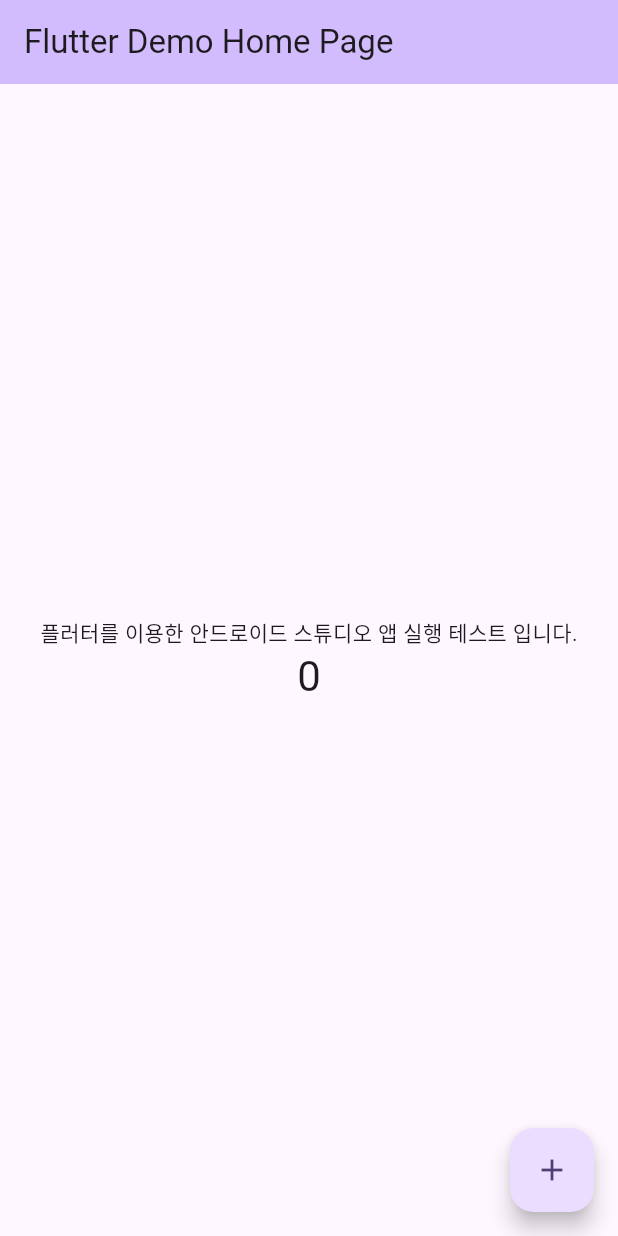
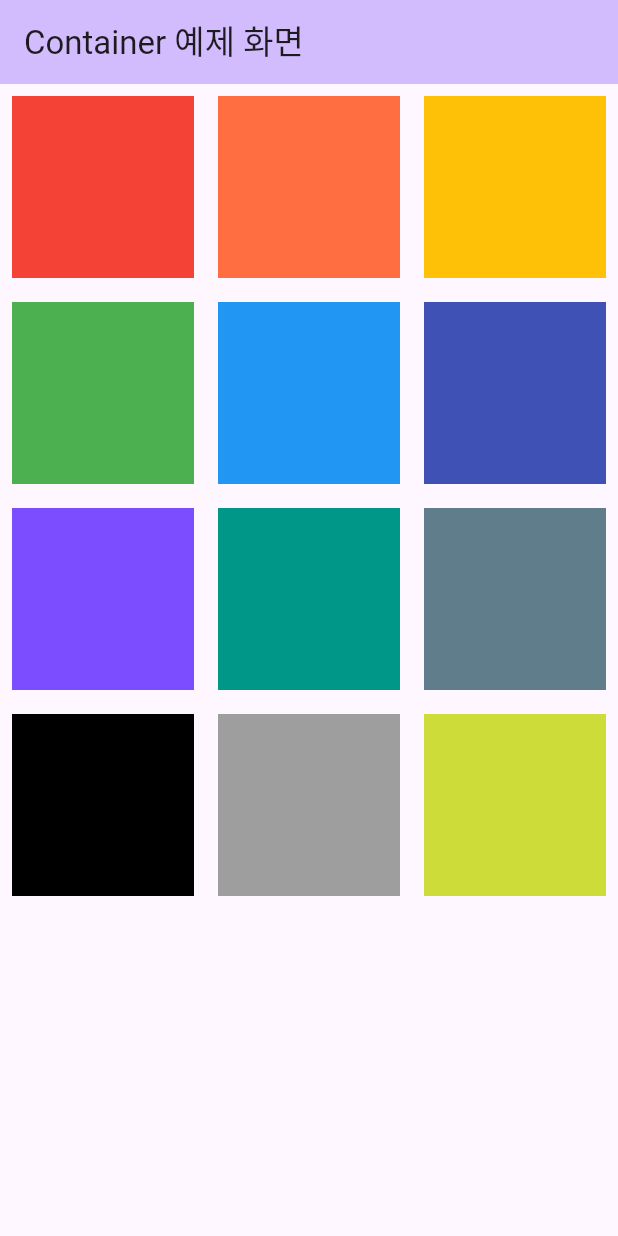
Before and after one commit to Hyun010612/TIL, a Flutter app: the screen it shows after launch, on a phone screen of 412 x 824 dp. Run offline on Flutter 3.47's test engine with Material 3 defaults, Android fonts, the phone set to English and light mode, and no system bars.

Commit message:
git commit

```diff
--- a/lib/main.dart
+++ b/lib/main.dart
@@ -7,46 +7,20 @@ void main() {
 class MyApp extends StatelessWidget {
   const MyApp({super.key});
 
-  // This widget is the root of your application.
   @override
   Widget build(BuildContext context) {
     return MaterialApp(
-      title: 'Flutter Demo',
+      title: 'Container 예제',
       theme: ThemeData(
-        // This is the theme of your application.
-        //
-        // TRY THIS: Try running your application with "flutter run". You'll see
-        // the application has a purple toolbar. Then, without quitting the app,
-        // try changing the seedColor in the colorScheme below to Colors.green
-        // and then invoke "hot reload" (save your changes or press the "hot
-        // reload" button in a Flutter-supported IDE, or press "r" if you used
-        // the command line to start the app).
-        //
-        // Notice that the counter didn't reset back to zero; the application
-        // state is not lost during the reload. To reset the state, use hot
-        // restart instead.
-        //
-        // This works for code too, not just values: Most code changes can be
-        // tested with just a hot reload.
         colorScheme: ColorScheme.fromSeed(seedColor: Colors.deepPurple),
       ),
-      home: const MyHomePage(title: 'Flutter Demo Home Page'),
+      home: const MyHomePage(title: 'Container 예제 화면'),
     );
   }
 }
 
 class MyHomePage extends StatefulWidget {
   const MyHomePage({super.key, required this.title});
-
-  // This widget is the home page of your application. It is stateful, meaning
-  // that it has a State object (defined below) that contains fields that affect
-  // how it looks.
-
-  // This class is the configuration for the state. It holds the values (in this
-  // case the title) provided by the parent (in this case the App widget) and
-  // used by the build method of the State. Fields in a Widget subclass are
-  // always marked "final".
-
   final String title;
 
   @override
@@ -58,65 +32,107 @@ class _MyHomePageState extends State<MyHomePage> {
 
   void _incrementCounter() {
     setState(() {
-      // This call to setState tells the Flutter framework that something has
-      // changed in this State, which causes it to rerun the build method below
-      // so that the display can reflect the updated values. If we changed
-      // _counter without calling setState(), then the build method would not be
-      // called again, and so nothing would appear to happen.
       _counter++;
     });
   }
 
   @override
   Widget build(BuildContext context) {
-    // This method is rerun every time setState is called, for instance as done
-    // by the _incrementCounter method above.
-    //
-    // The Flutter framework has been optimized to make rerunning build methods
-    // fast, so that you can just rebuild anything that needs updating rather
-    // than having to individually change instances of widgets.
+
     return Scaffold(
       appBar: AppBar(
-        // TRY THIS: Try changing the color here to a specific color (to
-        // Colors.amber, perhaps?) and trigger a hot reload to see the AppBar
-        // change color while the other colors stay the same.
         backgroundColor: Theme.of(context).colorScheme.inversePrimary,
-        // Here we take the value from the MyHomePage object that was created by
-        // the App.build method, and use it to set our appbar title.
         title: Text(widget.title),
       ),
-      body: Center(
-        // Center is a layout widget. It takes a single child and positions it
-        // in the middle of the parent.
-        child: Column(
-          // Column is also a layout widget. It takes a list of children and
-          // arranges them vertically. By default, it sizes itself to fit its
-          // children horizontally, and tries to be as tall as its parent.
-          //
-          // Column has various properties to control how it sizes itself and
-          // how it positions its children. Here we use mainAxisAlignment to
-          // center the children vertically; the main axis here is the vertical
-          // axis because Columns are vertical (the cross axis would be
-          // horizontal).
-          //
-          // TRY THIS: Invoke "debug painting" (choose the "Toggle Debug Paint"
-          // action in the IDE, or press "p" in the console), to see the
-          // wireframe for each widget.
-          mainAxisAlignment: MainAxisAlignment.center,
-          children: <Widget>[
-            const Text('플러터를 이용한 안드로이드 스튜디오 앱 실행 테스트 입니다.'),
-            Text(
-              '$_counter',
-              style: Theme.of(context).textTheme.headlineMedium,
-            ),
-          ],
-        ),
+      body: GridView.count ( // 열 수를 지정하여 그리드 형태로 표시하기
+        crossAxisCount: 3,
+        children: <Widget> [
+          Container( // 컨테이너
+            color: Colors.red,
+            width: 100,
+            height: 100,
+            padding: const EdgeInsets.all(8.0),
+            margin: const EdgeInsets.all(8.0),
+          ),
+          Container(
+            color: Colors.deepOrangeAccent,
+            width: 100,
+            height: 100,
+            padding: const EdgeInsets.all(8.0),
+            margin: const EdgeInsets.all(8.0),
+          ),
+          Container(
+            color: Colors.amber,
+            width: 100,
+            height: 100,
+            padding: const EdgeInsets.all(8.0),
+            margin: const EdgeInsets.all(8.0),
+          ),
+          Container(
+            color: Colors.green,
+            width: 100,
+            height: 100,
+            padding: const EdgeInsets.all(8.0),
+            margin: const EdgeInsets.all(8.0),
+          ),
+          Container(
+            color: Colors.blue,
+            width: 100,
+            height: 100,
+            padding: const EdgeInsets.all(8.0),
+            margin: const EdgeInsets.all(8.0),
+          ),
+          Container(
+            color: Colors.indigo,
+            width: 100,
+            height: 100,
+            padding: const EdgeInsets.all(8.0),
+            margin: const EdgeInsets.all(8.0),
+          ),
+          Container(
+            color: Colors.deepPurpleAccent,
+            width: 100,
+            height: 100,
+            padding: const EdgeInsets.all(8.0),
+            margin: const EdgeInsets.all(8.0),
+          ),
+          Container(
+            color: Colors.teal,
+            width: 100,
+            height: 100,
+            padding: const EdgeInsets.all(8.0),
+            margin: const EdgeInsets.all(8.0),
+          ),
+          Container(
+            color: Colors.blueGrey,
+            width: 100,
+            height: 100,
+            padding: const EdgeInsets.all(8.0),
+            margin: const EdgeInsets.all(8.0),
+          ),
+          Container(
+            color: Colors.black,
+            width: 100,
+            height: 100,
+            padding: const EdgeInsets.all(8.0),
+            margin: const EdgeInsets.all(8.0),
+          ),
+          Container(
+            color: Colors.grey,
+            width: 100,
+            height: 100,
+            padding: const EdgeInsets.all(8.0),
+            margin: const EdgeInsets.all(8.0),
+          ),
+          Container(
+            color: Colors.lime,
+            width: 100,
+            height: 100,
+            padding: const EdgeInsets.all(8.0),
+            margin: const EdgeInsets.all(8.0),
+          ),
+        ],
       ),
-      floatingActionButton: FloatingActionButton(
-        onPressed: _incrementCounter,
-        tooltip: 'Increment',
-        child: const Icon(Icons.add),
-      ), // This trailing comma makes auto-formatting nicer for build methods.
     );
   }
 }
```
